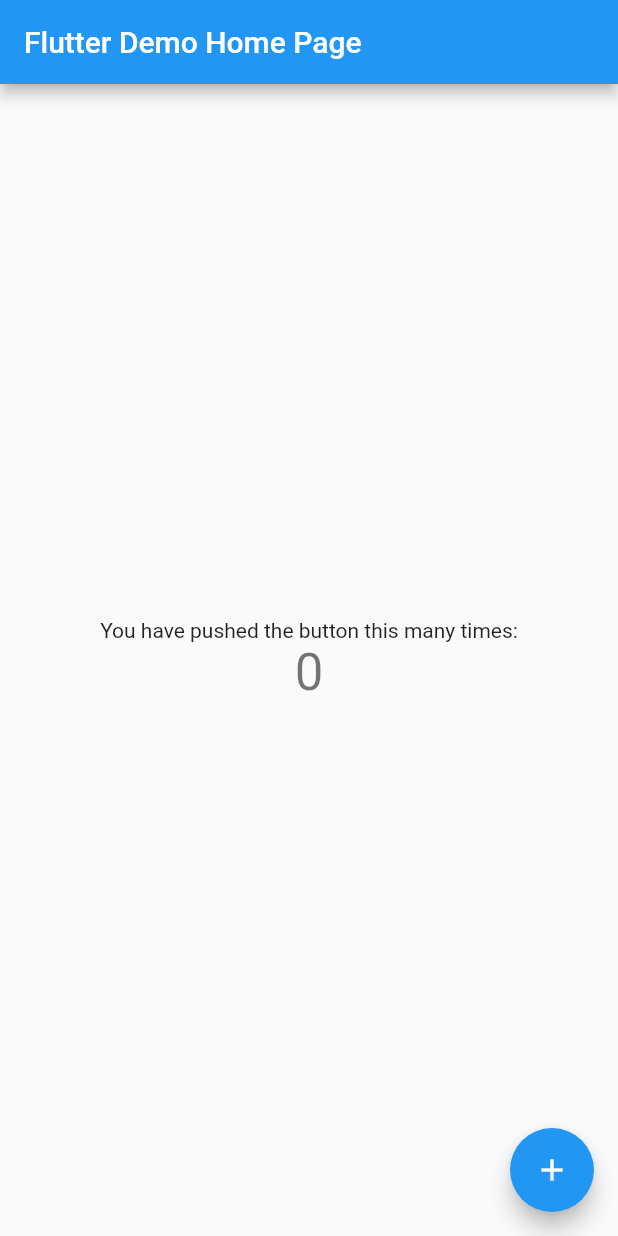
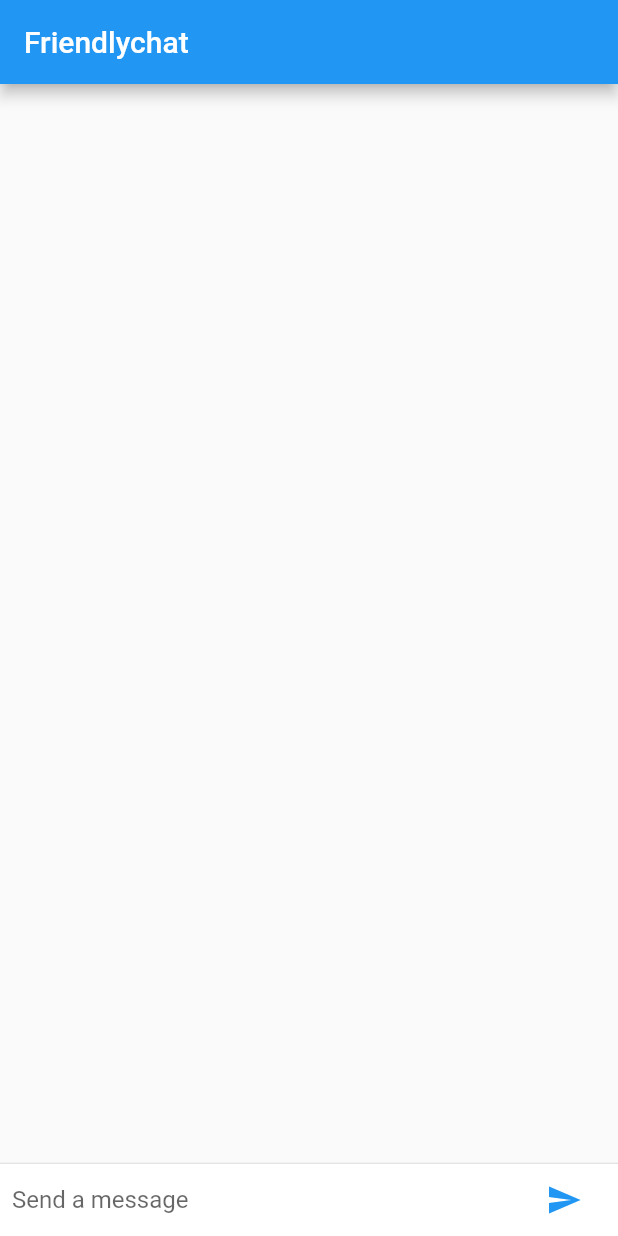
Before and after one commit to raven-messenger/raven-app, a Flutter app: the screen it shows after launch, on a phone screen of 412 x 824 dp. Run offline on Flutter 3.47's test engine with Material 2 defaults, Android fonts, the phone set to English and light mode, and no system bars; our stand-ins replace shared_preferences.

Commit message:
Basic local chat UI done

```diff
--- a/lib/main.dart
+++ b/lib/main.dart
@@ -1,109 +1,142 @@
 import 'package:flutter/material.dart';
 
-void main() => runApp(new MyApp());
+const String _name = "Raven User";
+const String _apptitle = "Raven Messenger";
 
-class MyApp extends StatelessWidget {
-  // This widget is the root of your application.
+final Color _primary = new Color.fromARGB(255, 15, 128, 128);
+
+void main() {
+  runApp(new FriendlychatApp());
+}
+
+class FriendlychatApp extends StatelessWidget {
   @override
   Widget build(BuildContext context) {
     return new MaterialApp(
-      title: 'Flutter Demo',
-      theme: new ThemeData(
-        // This is the theme of your application.
-        //
-        // Try running your application with "flutter run". You'll see the
-        // application has a blue toolbar. Then, without quitting the app, try
-        // changing the primarySwatch below to Colors.green and then invoke
-        // "hot reload" (press "r" in the console where you ran "flutter run",
-        // or press Run > Flutter Hot Reload in IntelliJ). Notice that the
-        // counter didn't reset back to zero; the application is not restarted.
-        primarySwatch: Colors.blue,
-      ),
-      home: new MyHomePage(title: 'Flutter Demo Home Page'),
+      title: _apptitle,
+      home: new ChatScreen(),
+      color: _primary,
     );
   }
 }
 
-class MyHomePage extends StatefulWidget {
-  MyHomePage({Key key, this.title}) : super(key: key);
-
-  // This widget is the home page of your application. It is stateful, meaning
-  // that it has a State object (defined below) that contains fields that affect
-  // how it looks.
-
-  // This class is the configuration for the state. It holds the values (in this
-  // case the title) provided by the parent (in this case the App widget) and
-  // used by the build method of the State. Fields in a Widget subclass are
-  // always marked "final".
-
-  final String title;
-
+class ChatScreen extends StatefulWidget {
   @override
-  _MyHomePageState createState() => new _MyHomePageState();
+  State createState() => new ChatScreenState();
 }
 
-class _MyHomePageState extends State<MyHomePage> {
-  int _counter = 0;
+class ChatScreenState extends State<ChatScreen> with TickerProviderStateMixin {
+  final List<ChatMessage> _messages = <ChatMessage>[];
+  final TextEditingController _textController = new TextEditingController();
 
-  void _incrementCounter() {
-    setState(() {
-      // This call to setState tells the Flutter framework that something has
-      // changed in this State, which causes it to rerun the build method below
-      // so that the display can reflect the updated values. If we changed
-      // _counter without calling setState(), then the build method would not be
-      // called again, and so nothing would appear to happen.
-      _counter++;
-    });
+  Widget build(BuildContext context) {
+    return new Scaffold(
+      appBar: new AppBar(title: new Text("Friendlychat")),
+      body: new Column(
+        children: <Widget>[
+          new Flexible(
+            child: new ListView.builder(
+              padding: new EdgeInsets.all(8.0),
+              reverse: true,
+              itemBuilder: (_, int index) => _messages[index],
+              itemCount: _messages.length,
+            ),
+          ),
+          new Divider(height: 1.0),
+          new Container(
+            decoration: new BoxDecoration(
+                color: Theme.of(context).cardColor),
+            child: _buildTextComposer(),
+          ),
+        ],
+      ),
+    );
   }
 
-  @override
-  Widget build(BuildContext context) {
-    // This method is rerun every time setState is called, for instance as done
-    // by the _incrementCounter method above.
-    //
-    // The Flutter framework has been optimized to make rerunning build methods
-    // fast, so that you can just rebuild anything that needs updating rather
-    // than having to individually change instances of widgets.
-    return new Scaffold(
-      appBar: new AppBar(
-        // Here we take the value from the MyHomePage object that was created by
-        // the App.build method, and use it to set our appbar title.
-        title: new Text(widget.title),
+  void _handleSubmitted(String text) {
+    _textController.clear();
+    ChatMessage message = new ChatMessage(
+      text: text,
+      animationController: new AnimationController(
+        duration: new Duration(milliseconds: 700),
+        vsync: this,
       ),
-      body: new Center(
-        // Center is a layout widget. It takes a single child and positions it
-        // in the middle of the parent.
-        child: new Column(
-          // Column is also layout widget. It takes a list of children and
-          // arranges them vertically. By default, it sizes itself to fit its
-          // children horizontally, and tries to be as tall as its parent.
-          //
-          // Invoke "debug paint" (press "p" in the console where you ran
-          // "flutter run", or select "Toggle Debug Paint" from the Flutter tool
-          // window in IntelliJ) to see the wireframe for each widget.
-          //
-          // Column has various properties to control how it sizes itself and
-          // how it positions its children. Here we use mainAxisAlignment to
-          // center the children vertically; the main axis here is the vertical
-          // axis because Columns are vertical (the cross axis would be
-          // horizontal).
-          mainAxisAlignment: MainAxisAlignment.center,
+    );
+    setState(() {
+      _messages.insert(0, message);
+    });
+    message.animationController.forward();
+  }
+
+  Widget _buildTextComposer() {
+    return new IconTheme(
+      data: new IconThemeData(color: Theme.of(context).accentColor),
+      child: new Container(
+        margin: const EdgeInsets.symmetric(horizontal: 8.0),
+        child: new Row(
           children: <Widget>[
-            new Text(
-              'You have pushed the button this many times:',
+            new Flexible(
+              child: new TextField(
+                controller: _textController,
+                onSubmitted: _handleSubmitted,
+                decoration: new InputDecoration.collapsed(
+                    hintText: "Send a message"),
+              ),
             ),
-            new Text(
-              '$_counter',
-              style: Theme.of(context).textTheme.display1,
+            new Container(
+              margin: new EdgeInsets.symmetric(horizontal: 4.0),
+              child: new IconButton(
+                  icon: new Icon(Icons.send),
+                  onPressed: () => _handleSubmitted(_textController.text)),
             ),
           ],
         ),
       ),
-      floatingActionButton: new FloatingActionButton(
-        onPressed: _incrementCounter,
-        tooltip: 'Increment',
-        child: new Icon(Icons.add),
-      ), // This trailing comma makes auto-formatting nicer for build methods.
+    );
+  }
+
+  @override
+  void dispose() {
+    for (ChatMessage message in _messages)
+      message.animationController.dispose();
+    super.dispose();
+  }
+}
+
+class ChatMessage extends StatelessWidget {
+  ChatMessage({this.text, this.animationController});
+  final String text;
+  final AnimationController animationController;
+
+  @override
+  Widget build(BuildContext context) {
+    return new SizeTransition(
+      sizeFactor: new CurvedAnimation(
+          parent: animationController,
+          curve: Curves.easeOut),
+      axisAlignment: 0.0,
+      child: new Container(
+          margin: const EdgeInsets.symmetric(vertical: 10.0),
+          child: new Row(
+            crossAxisAlignment: CrossAxisAlignment.start,
+            children: <Widget>[
+              new Container(
+                  margin: const EdgeInsets.only(right: 16.0),
+                  child: new CircleAvatar(child: new Text(_name[0]),)
+              ),
+              new Column(
+                crossAxisAlignment: CrossAxisAlignment.start,
+                children: <Widget>[
+                  new Text(_name, style: Theme.of(context).textTheme.subhead,),
+                  new Container(
+                    margin: const EdgeInsets.only(top: 5.0),
+                    child: new Text(text),
+                  ),
+                ],
+              )
+            ],
+          )
+      ),
     );
   }
 }
```
Also changed, not shown: 1 other file.
